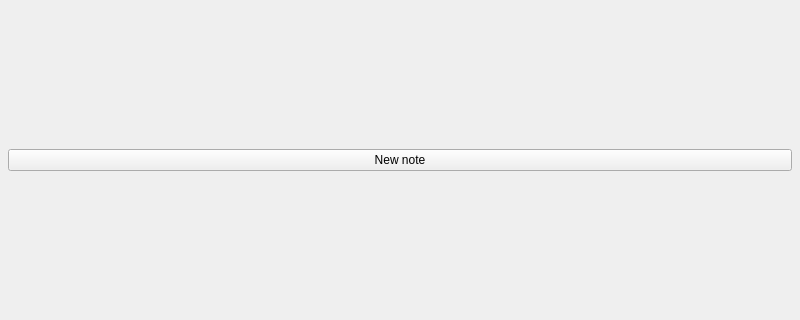
Above: QNotesView.ui from cas--/Qvernote before the change; both pictures show x 0 to 800 and y 147 to 467 of the 800 by 600 pixel window. Below: the same form after it.
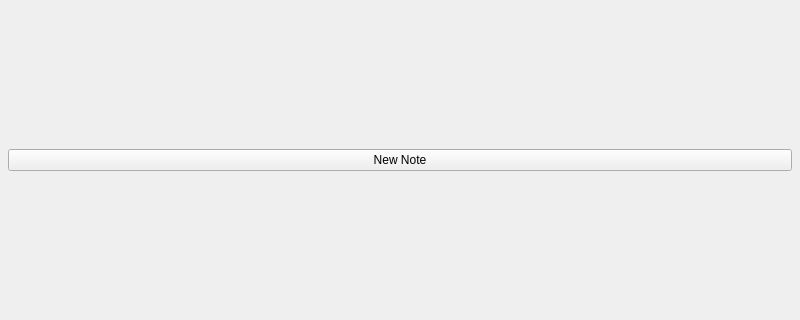
That is the form after the change. Icons and pictures are not drawn.

Commit message: replace new notebook with new note

The edit to the form file:
```diff
--- a/QNotesView.ui
+++ b/QNotesView.ui
@@ -76,7 +76,7 @@
         <item row="0" column="0" colspan="2">
          <widget class="QPushButton" name="pbNewNote">
           <property name="text">
-           <string>New note</string>
+           <string>New Note</string>
           </property>
           <property name="icon">
            <iconset resource="Resources/Icons.qrc">
```
The commit also changes 3 other files.
